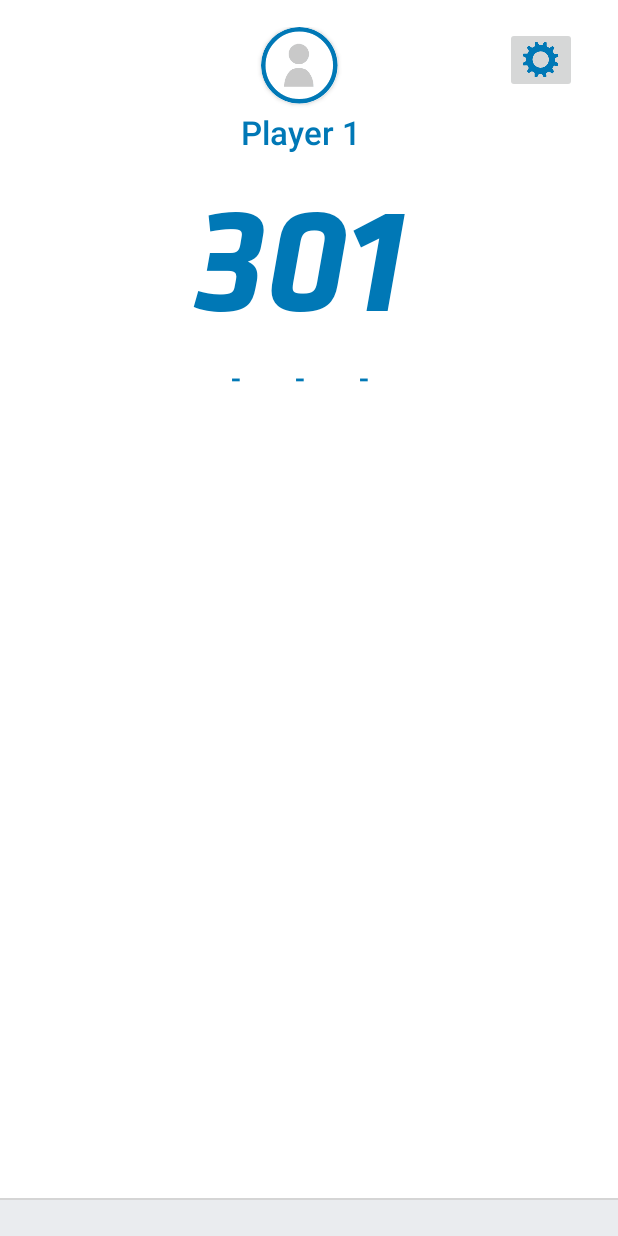
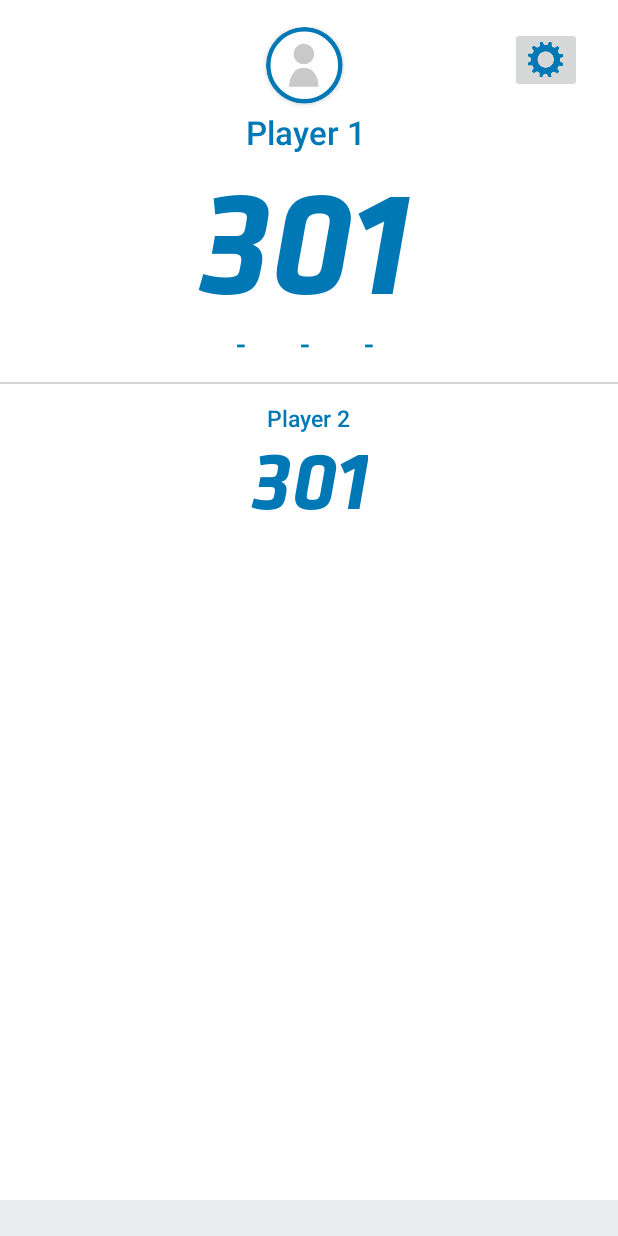
Before and after one commit to SebSelva/Dkt-Canaveral, an Android app: the screen it shows after launch (GameActivity), after a tap on "START", on a phone screen of 412 x 824 dp. Run offline under Robolectric (Android 15) with nearby library versions, the phone set to English and light mode, and no system bars; our stand-ins replace Room's generated code, Timber, data binding, navigation-ui; 1 statement that could not run was skipped; 2 other taps on this screen came first.

Commit message:
DARTS-19 - Waiting players

```diff
--- a/app/src/main/java/com/decathlon/canaveral/game/GameFragment.kt
+++ b/app/src/main/java/com/decathlon/canaveral/game/GameFragment.kt
@@ -8,6 +8,8 @@ import android.view.ViewGroup
 import android.widget.GridView
 import androidx.appcompat.widget.AppCompatTextView
 import androidx.fragment.app.Fragment
+import androidx.lifecycle.lifecycleScope
+import androidx.navigation.ui.NavigationUI
 import androidx.recyclerview.widget.LinearLayoutManager
 import androidx.recyclerview.widget.RecyclerView
 import com.decathlon.canaveral.R
@@ -16,6 +18,10 @@ import com.decathlon.canaveral.game.GameActivity.Companion.BUNDLE_KEY_GAME_DETAI
 import com.decathlon.canaveral.game.GameActivity.Companion.BUNDLE_KEY_GAME_VARIANT
 import com.decathlon.canaveral.game.GameActivity.Companion.BUNDLE_KEY_PLAYERS
 import com.decathlon.core.player.model.Player
+import kotlinx.coroutines.Dispatchers
+import kotlinx.coroutines.GlobalScope
+import kotlinx.coroutines.delay
+import kotlinx.coroutines.launch
 import org.koin.android.ext.android.get
 
 /**
@@ -65,8 +71,10 @@ class GameFragment : Fragment() {
         playerPointsAdapter.setData(emptyList())
 
         // Players waiting
-        // val playersWaiting = view.findViewById<RecyclerView>(R.id.players_waiting)
-
+        val playersWaitingRecycler = view.findViewById<RecyclerView>(R.id.players_waiting)
+        playersWaitingRecycler.layoutManager = LinearLayoutManager(requireContext(), LinearLayoutManager.HORIZONTAL, false)
+        val playersWaitingAdapter = PlayersWaitingAdapter(startingPoints, isBull25 == true)
+        playersWaitingRecycler.adapter = playersWaitingAdapter
 
         // Keyboard
         val keyboardView = view.findViewById<GridView>(R.id.keyboard_dkt)
@@ -86,13 +94,22 @@ class GameFragment : Fragment() {
             pointsRemainingView.text =
                 startingPoints.minus(DartsUtils.getPlayerScore(isBull25 == true, it, game01ViewModel.playersPointsLivedata.value))
                     .toString()
+
+            val playersWaiting = players?.toMutableList()
+            playersWaiting?.remove(it)
+            if (playersWaiting != null) {
+                playersWaitingAdapter.setData(playersWaiting, game01ViewModel.playersPointsLivedata.value)
+            }
         })
         game01ViewModel.getCurrentPlayer()
         game01ViewModel.playersPointsLivedata.observe(viewLifecycleOwner, {
             pointsRemainingView.text = (startingPoints.minus(DartsUtils.getPlayerScore(isBull25 == true, game01ViewModel.currentPlayerLiveData.value!!, it)).toString())
             if (DartsUtils.isPlayerRoundComplete(it)) {
-                playerPointsAdapter.setData(emptyList())
-                game01ViewModel.selectNextPlayer()
+                viewLifecycleOwner.lifecycleScope.launch(Dispatchers.Main) {
+                    delay(1200)
+                    playerPointsAdapter.setData(emptyList())
+                    game01ViewModel.selectNextPlayer()
+                }
             } else {
                 playerPointsAdapter.setData(DartsUtils.getPlayerLastPoints(it))
             }
--- /dev/null
+++ b/app/src/main/java/com/decathlon/canaveral/game/PlayersWaitingAdapter.kt
@@ -0,0 +1,55 @@
+package com.decathlon.canaveral.game
+
+import android.graphics.Typeface
+import android.view.LayoutInflater
+import android.view.ViewGroup
+import androidx.recyclerview.widget.RecyclerView
+import com.decathlon.canaveral.common.BaseViewHolder
+import com.decathlon.canaveral.common.DartsUtils
+import com.decathlon.canaveral.databinding.ItemListGamePlayerBinding
+import com.decathlon.canaveral.databinding.ItemListPlayerPointBinding
+import com.decathlon.core.game.model.PlayerPoint
+import com.decathlon.core.game.model.Point
+import com.decathlon.core.player.model.Player
+import java.util.*
+import kotlin.collections.ArrayList
+
+class PlayersWaitingAdapter(private val startingPoints: Int, private val isBull25: Boolean)
+    : RecyclerView.Adapter<BaseViewHolder<*>>() {
+
+    private var waitingPlayers = ArrayList<Player>()
+    private var stackPoints: Stack<PlayerPoint>? = null
+
+    fun setData(players: List<Player>, stack: Stack<PlayerPoint>?) {
+        waitingPlayers.clear()
+        waitingPlayers.addAll(players)
+        stackPoints = stack
+        notifyDataSetChanged()
+    }
+
+    override fun onCreateViewHolder(parent: ViewGroup, viewType: Int): BaseViewHolder<*> {
+        return WaitingPlayerViewHolder(
+            ItemListGamePlayerBinding.inflate(
+                LayoutInflater.from(parent.context), parent, false))
+    }
+
+    override fun onBindViewHolder(holder: BaseViewHolder<*>, position: Int) {
+        (holder as WaitingPlayerViewHolder).bind(waitingPlayers[position])
+    }
+
+    override fun getItemCount(): Int {
+        return waitingPlayers.size
+    }
+
+    inner class WaitingPlayerViewHolder(private var binding: ItemListGamePlayerBinding)
+        : BaseViewHolder<Player>(binding.root) {
+
+        override fun bind(item: Player) {
+            binding.player = item
+            binding.playerScore.apply {
+                typeface = Typeface.createFromAsset(context.assets, "klavika-bold-italic.otf")
+                text = startingPoints.minus(DartsUtils.getPlayerScore(isBull25, item, stackPoints)).toString()
+            }
+        }
+    }
+}
--- a/app/src/main/res/layout/fragment_game.xml
+++ b/app/src/main/res/layout/fragment_game.xml
@@ -1,15 +1,22 @@
 <?xml version="1.0" encoding="utf-8"?>
-<androidx.constraintlayout.widget.ConstraintLayout
+<layout
     xmlns:android="http://schemas.android.com/apk/res/android"
     xmlns:app="http://schemas.android.com/apk/res-auto"
-    xmlns:tools="http://schemas.android.com/tools"
+    xmlns:tools="http://schemas.android.com/tools">
+
+    <data>
+        <variable
+            name="viewModel"
+            type="com.decathlon.canaveral.game.Game01ViewModel" />
+    </data>
+
+    <androidx.constraintlayout.widget.ConstraintLayout
         android:layout_width="match_parent"
         android:layout_height="match_parent">
 
         <androidx.appcompat.widget.LinearLayoutCompat
             android:layout_width="match_parent"
             android:layout_height="0dp"
-        android:gravity="center"
             android:background="@color/white"
             android:orientation="vertical"
             app:layout_constraintVertical_weight="1"
@@ -20,8 +27,7 @@
 
             <androidx.constraintlayout.widget.ConstraintLayout
                 android:layout_width="match_parent"
-            android:layout_height="0dp"
-            android:layout_weight="1"
+                android:layout_height="wrap_content"
                 android:layout_marginTop="@dimen/margin_xlarge"
                 android:layout_marginBottom="@dimen/margin_large"
                 android:layout_marginStart="@dimen/margin_xlarge"
@@ -44,6 +50,7 @@
                         android:contentDescription="@string/image_description"
                         android:scaleType="centerCrop"
                         android:src="@drawable/profile_default"
+                        app:showImage="@{viewModel.currentPlayerLiveData.image}"
                         tools:src="@drawable/profile_default" />
 
                 </androidx.cardview.widget.CardView>
@@ -62,6 +69,7 @@
                     android:layout_width="wrap_content"
                     android:layout_height="wrap_content"
                     android:layout_marginTop="@dimen/margin_small"
+                    android:text="@{viewModel.currentPlayerLiveData.nickname}"
                     app:layout_constraintLeft_toLeftOf="parent"
                     app:layout_constraintRight_toRightOf="parent"
                     app:layout_constraintTop_toBottomOf="@id/player_image_round"
@@ -72,7 +80,8 @@
                     android:id="@+id/player_points_remaining"
                     android:layout_width="wrap_content"
                     android:layout_height="wrap_content"
-                app:layout_constraintTop_toBottomOf="@id/player_name"
+                    android:layout_marginTop="@dimen/margin_xlarge"
+                    app:layout_constraintTop_toTopOf="@id/player_name"
                     app:layout_constraintRight_toRightOf="parent"
                     app:layout_constraintLeft_toLeftOf="parent"
                     tools:text="301" />
@@ -81,7 +90,8 @@
                     android:id="@+id/player_darts_points"
                     android:layout_width="wrap_content"
                     android:layout_height="wrap_content"
-                app:layout_constraintTop_toBottomOf="@id/player_points_remaining"
+                    android:layout_marginTop="124dp"
+                    app:layout_constraintTop_toTopOf="@id/player_points_remaining"
                     app:layout_constraintStart_toStartOf="parent"
                     app:layout_constraintEnd_toEndOf="parent"/>
 
@@ -121,3 +131,5 @@
             tools:listitem="@layout/item_keyboard" />
 
     </androidx.constraintlayout.widget.ConstraintLayout>
+
+</layout>
--- a/app/src/main/res/layout/item_list_game_player.xml
+++ b/app/src/main/res/layout/item_list_game_player.xml
@@ -12,6 +12,8 @@
         android:layout_width="wrap_content"
         android:layout_height="wrap_content"
         android:orientation="vertical"
+        android:layout_marginStart="@dimen/margin_xlarge"
+        android:layout_marginEnd="@dimen/margin_xlarge"
         android:gravity="center">
 
         <androidx.appcompat.widget.AppCompatTextView
@@ -19,13 +21,16 @@
             android:layout_width="wrap_content"
             android:layout_height="wrap_content"
             android:layout_marginTop="@dimen/margin_large"
+            android:text="@{player.nickname}"
             tools:text="Player X"/>
 
         <androidx.appcompat.widget.AppCompatTextView
+            android:id="@+id/player_score"
             style="@style/Dkt.TextStyle.PlayerScore.Waiting"
             android:layout_width="wrap_content"
             android:layout_height="67dp"
-            android:textAlignment="center"
+            android:gravity="center"
+            android:layout_marginTop="-8dp"
             tools:text="301"/>
 
     </androidx.appcompat.widget.LinearLayoutCompat>
```
Lines whose indentation alone changed are shown as unchanged.
